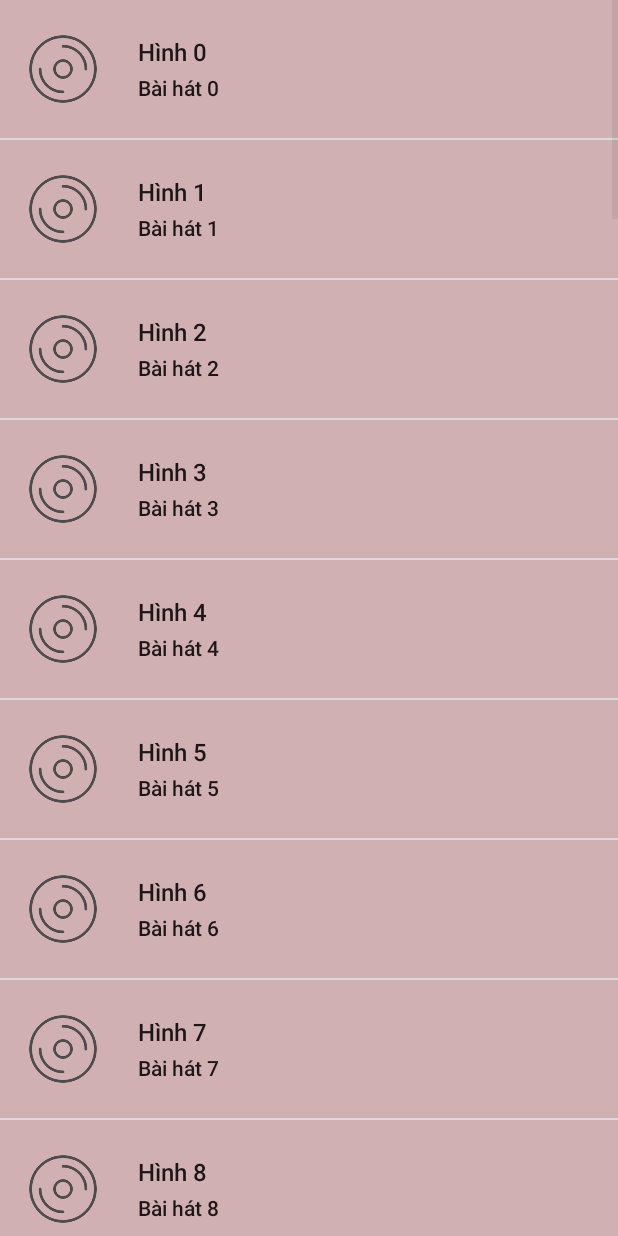
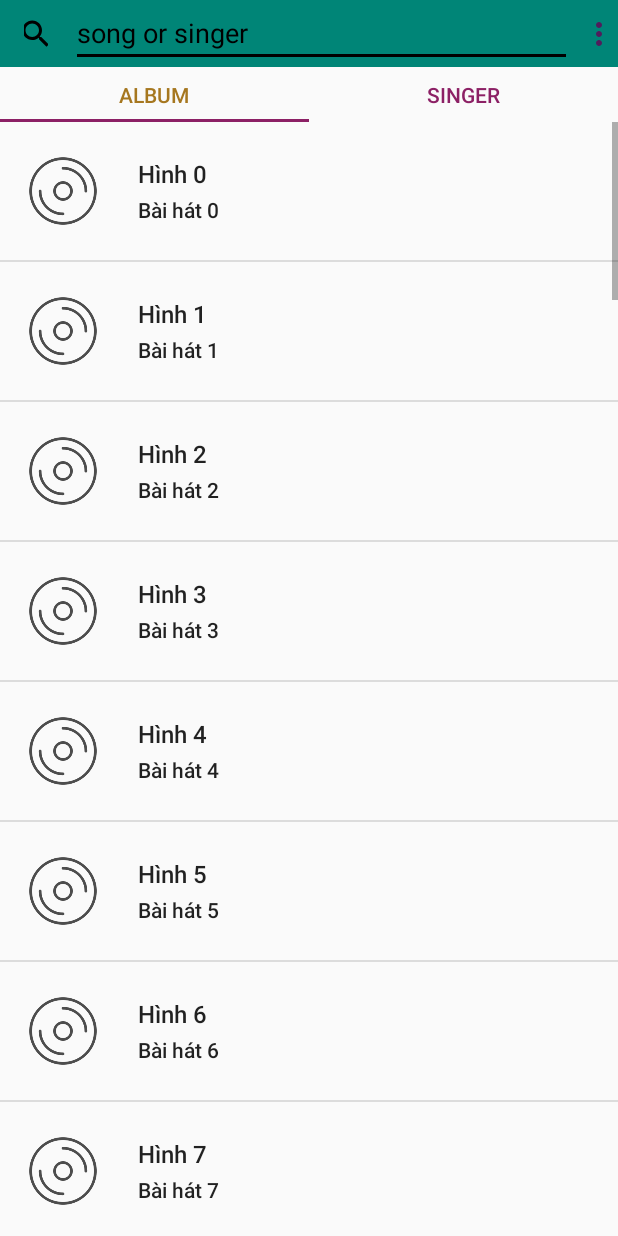
Before and after one commit to mirushi/BookLib, an Android app: the openListSong screen opened directly, with no data from a screen before it, on a phone screen of 412 x 824 dp. Run offline under Robolectric (Android 15) with nearby library versions, the phone set to English and light mode, and no system bars.

Commit message:
Màn hình nghe nhạc và danh sách bài hát

```diff
--- a/app/src/main/java/luubieunghi/lbn/booklib/Activity/openListSong.java
+++ b/app/src/main/java/luubieunghi/lbn/booklib/Activity/openListSong.java
@@ -1,47 +1,56 @@
 package luubieunghi.lbn.booklib.Activity;
 
 import android.content.Intent;
+import android.content.res.ColorStateList;
+import android.graphics.Color;
 import android.os.Bundle;
 import android.view.View;
 import android.widget.AdapterView;
-import android.widget.ListView;
 
 import androidx.appcompat.app.AppCompatActivity;
+import androidx.appcompat.widget.Toolbar;
+import androidx.viewpager.widget.ViewPager;
 
-import java.util.ArrayList;
-
-import luubieunghi.lbn.booklib.R;
-import luubieunghi.lbn.booklib.adapter.BaiHatAdapter;
-import luubieunghi.lbn.booklib.model.BaiHat;
-
-public class openListSong extends AppCompatActivity implements AdapterView.OnItemClickListener {
+import com.google.android.material.tabs.TabLayout;
 
 
-    private ListView lv_DanhSachBaiHat;
-    private ArrayList<BaiHat> arrayList;
-    private BaiHatAdapter adapter;
+import luubieunghi.lbn.booklib.Fragment.Listsong_Fragment;
+import luubieunghi.lbn.booklib.R;
+import luubieunghi.lbn.booklib.adapter.ListSongAdapter;
+
+public class openListSong extends AppCompatActivity {
+
+    Toolbar toolbar_listsong;
+    TabLayout tabLayout_ListSong;
+    ViewPager viewPager_ListSong;
+    ListSongAdapter adapter;
+
     @Override
     protected void onCreate(Bundle savedInstanceState) {
         super.onCreate(savedInstanceState);
         setContentView(R.layout.activity_open_list_song);
-        initListView();
-
+        addControls();
+        setUp();
+        addEvents();
     }
 
-    private void initListView() {
-        lv_DanhSachBaiHat=findViewById(R.id.lv_danhSachBaiHat);
-        arrayList=new ArrayList<>();
-        for(int i=0;i<50;i++){
-            arrayList.add(new BaiHat("Hình "+i,"Bài hát "+i,"Ca sĩ "+i));
-        }
-        adapter=new BaiHatAdapter(openListSong.this,R.layout.layout_song,arrayList);
-        lv_DanhSachBaiHat.setAdapter(adapter);
-        lv_DanhSachBaiHat.setOnItemClickListener(openListSong.this);
+    private void setUp() {
+        setSupportActionBar(toolbar_listsong);
+        adapter=new ListSongAdapter(getSupportFragmentManager());
+        adapter.addFragment(new Listsong_Fragment(),"Album");
+        adapter.addFragment(new Listsong_Fragment(),"Singer");
+        viewPager_ListSong.setAdapter(adapter);
+        tabLayout_ListSong.setupWithViewPager(viewPager_ListSong);
     }
 
-    @Override
-    public void onItemClick(AdapterView<?> parent, View view, int position, long id) {
-        Intent intent=new Intent(openListSong.this, MainActivity.class);
-        startActivity(intent);
+    private void addEvents() {
+        tabLayout_ListSong.setSelectedTabIndicatorColor(Color.parseColor("#8c2065"));
+        tabLayout_ListSong.setTabTextColors(Color.parseColor("#8c2065"), Color.parseColor("#a6771f"));
+    }
+
+    private void addControls() {
+        toolbar_listsong=findViewById(R.id.toolbar_listsong);
+        tabLayout_ListSong=findViewById(R.id.tablayout_listsong_type);
+        viewPager_ListSong=findViewById(R.id.viewpager_listsong);
     }
 }
--- /dev/null
+++ b/app/src/main/java/luubieunghi/lbn/booklib/Fragment/Listsong_Fragment.java
@@ -0,0 +1,51 @@
+package luubieunghi.lbn.booklib.Fragment;
+
+import android.content.Intent;
+import android.os.Bundle;
+import android.view.LayoutInflater;
+import android.view.View;
+import android.view.ViewGroup;
+import android.widget.AdapterView;
+import android.widget.ListView;
+
+import androidx.annotation.NonNull;
+import androidx.annotation.Nullable;
+import androidx.fragment.app.Fragment;
+
+import java.util.ArrayList;
+
+import luubieunghi.lbn.booklib.Activity.MainActivity;
+import luubieunghi.lbn.booklib.Activity.PlayMusic;
+import luubieunghi.lbn.booklib.Activity.openListSong;
+import luubieunghi.lbn.booklib.R;
+import luubieunghi.lbn.booklib.adapter.BaiHatAdapter;
+import luubieunghi.lbn.booklib.model.BaiHat;
+
+public class Listsong_Fragment extends Fragment implements AdapterView.OnItemClickListener {
+
+    View view;
+    private ListView lv_DanhSachBaiHat;
+    private ArrayList<BaiHat> arrayList;
+    private BaiHatAdapter adapter;
+
+    @Nullable
+    @Override
+    public View onCreateView(@NonNull LayoutInflater inflater, @Nullable ViewGroup container, @Nullable Bundle savedInstanceState) {
+        view=inflater.inflate(R.layout.fragment_listsong,container,false);
+        lv_DanhSachBaiHat=view.findViewById(R.id.lv_danhSachBaiHat);
+        arrayList=new ArrayList<>();
+        for(int i=0;i<50;i++){
+            arrayList.add(new BaiHat("Hình "+i,"Bài hát "+i,"Ca sĩ "+i));
+        }
+        adapter=new BaiHatAdapter(getActivity(),R.layout.item_song,arrayList);
+        lv_DanhSachBaiHat.setAdapter(adapter);
+        lv_DanhSachBaiHat.setOnItemClickListener(this);
+        return view;
+    }
+
+    @Override
+    public void onItemClick(AdapterView<?> parent, View view, int position, long id) {
+        Intent intent=new Intent(getActivity(), PlayMusic.class);
+        startActivity(intent);
+    }
+}
--- /dev/null
+++ b/app/src/main/java/luubieunghi/lbn/booklib/adapter/ListSongAdapter.java
@@ -0,0 +1,38 @@
+package luubieunghi.lbn.booklib.adapter;
+
+import androidx.annotation.Nullable;
+import androidx.fragment.app.Fragment;
+import androidx.fragment.app.FragmentManager;
+import androidx.fragment.app.FragmentPagerAdapter;
+
+import java.util.ArrayList;
+
+public class ListSongAdapter extends FragmentPagerAdapter {
+    ArrayList<Fragment> dsFgarment=new ArrayList<>();
+    ArrayList<String> dsTitle=new ArrayList<>();
+
+    public ListSongAdapter(FragmentManager fm) {
+        super(fm);
+    }
+
+    @Override
+    public Fragment getItem(int position) {
+        return dsFgarment.get(position);
+    }
+
+    @Override
+    public int getCount() {
+        return dsFgarment.size();
+    }
+
+    public void addFragment(Fragment fragment, String title){
+        dsFgarment.add(fragment);
+        dsTitle.add(title);
+    }
+
+    @Nullable
+    @Override
+    public CharSequence getPageTitle(int position) {
+        return dsTitle.get(position);
+    }
+}
--- /dev/null
+++ b/app/src/main/res/drawable/ic_search_black_24dp.xml
@@ -0,0 +1,9 @@
+<vector xmlns:android="http://schemas.android.com/apk/res/android"
+        android:width="24dp"
+        android:height="24dp"
+        android:viewportWidth="24.0"
+        android:viewportHeight="24.0">
+    <path
+        android:fillColor="#FF000000"
+        android:pathData="M15.5,14h-0.79l-0.28,-0.27C15.41,12.59 16,11.11 16,9.5 16,5.91 13.09,3 9.5,3S3,5.91 3,9.5 5.91,16 9.5,16c1.61,0 3.09,-0.59 4.23,-1.57l0.27,0.28v0.79l5,4.99L20.49,19l-4.99,-5zM9.5,14C7.01,14 5,11.99 5,9.5S7.01,5 9.5,5 14,7.01 14,9.5 11.99,14 9.5,14z"/>
+</vector>
--- a/app/src/main/res/layout/activity_close_notification.xml
+++ /dev/null
@@ -1,9 +0,0 @@
-<?xml version="1.0" encoding="utf-8"?>
-<androidx.constraintlayout.widget.ConstraintLayout xmlns:android="http://schemas.android.com/apk/res/android"
-    xmlns:app="http://schemas.android.com/apk/res-auto"
-    xmlns:tools="http://schemas.android.com/tools"
-    android:layout_width="match_parent"
-    android:layout_height="match_parent"
-    tools:context=".CloseNotification">
-
-</androidx.constraintlayout.widget.ConstraintLayout>
--- a/app/src/main/res/layout/activity_open_list_song.xml
+++ b/app/src/main/res/layout/activity_open_list_song.xml
@@ -4,14 +4,66 @@
     xmlns:tools="http://schemas.android.com/tools"
     android:layout_width="match_parent"
     android:layout_height="match_parent"
-    tools:context=".Activity.openListSong">
-    <ListView
+    tools:context=".Activity.openListSong"
+    android:orientation="vertical">
+  <LinearLayout
+      android:layout_width="match_parent"
+      android:layout_height="wrap_content"
+      android:layout_weight="1">
+      <androidx.appcompat.widget.Toolbar
+          android:layout_width="match_parent"
+          android:layout_height="wrap_content"
+          android:id="@+id/toolbar_listsong"
+          app:title=""
+          android:background="@color/colorPrimary">
+          <LinearLayout
+              android:layout_width="match_parent"
+              android:layout_height="match_parent"
+              android:orientation="horizontal">
+              <ImageButton
+                  android:background="@null"
+                  android:layout_width="wrap_content"
+                  android:layout_height="match_parent"
+                  android:src="@drawable/ic_search_black_24dp"
+                  android:layout_marginRight="15dp"
+                  android:layout_weight="1">
+              </ImageButton>
+              <EditText
+                  android:layout_width="match_parent"
+                  android:layout_height="match_parent"
+                  android:textColorHint="#000000"
+                  android:hint="song or singer"
+                  android:singleLine="true"
+                  android:layout_weight="6"
+                  android:layout_marginRight="10dp"
+                  android:backgroundTint="#000000"
+                  android:textCursorDrawable="@xml/cusor_color"
+                  >
+              </EditText>
+              <ImageButton
+                  android:layout_width="wrap_content"
+                  android:layout_height="match_parent"
+                  android:src="@drawable/ic_more_vert_black_24dp"
+                  android:layout_marginRight="5dp"
+                  android:background="@null"
+                  android:layout_marginLeft="0dp"                  android:layout_weight="1"
+                  >
+              </ImageButton>
+          </LinearLayout>
+      </androidx.appcompat.widget.Toolbar>
+  </LinearLayout>
+
+    <com.google.android.material.tabs.TabLayout
         android:layout_width="match_parent"
-        android:layout_height="match_parent"
-        android:id="@+id/lv_danhSachBaiHat"
-        android:theme="@style/Platform.MaterialComponents.Light"
-        tools:listheader="@layout/nav_header"
-        >
-    </ListView>
+        android:layout_height="wrap_content"
+        android:id="@+id/tablayout_listsong_type"
+        android:layout_weight="1">
+    </com.google.android.material.tabs.TabLayout>
 
+    <androidx.viewpager.widget.ViewPager
+        android:layout_width="match_parent"
+        android:layout_height="wrap_content"
+        android:layout_weight="7"
+        android:id="@+id/viewpager_listsong">
+    </androidx.viewpager.widget.ViewPager>
 </LinearLayout>
--- /dev/null
+++ b/app/src/main/res/layout/fragment_listsong.xml
@@ -0,0 +1,16 @@
+<?xml version="1.0" encoding="utf-8"?>
+<LinearLayout xmlns:android="http://schemas.android.com/apk/res/android"
+    android:layout_width="match_parent"
+    android:layout_height="match_parent"
+    xmlns:tools="http://schemas.android.com/tools"
+    android:orientation="vertical">
+    <ListView
+        android:layout_width="match_parent"
+        android:layout_height="match_parent"
+        android:id="@+id/lv_danhSachBaiHat"
+        android:theme="@style/Platform.MaterialComponents.Light"
+        tools:listheader="@layout/nav_header"
+        >
+    </ListView>
+
+</LinearLayout>
--- a/app/src/main/res/layout/layout_song.xml
+++ b/app/src/main/res/layout/item_song.xml
@@ -1,7 +1,6 @@
 <?xml version="1.0" encoding="utf-8"?>
 <LinearLayout android:layout_width="fill_parent"
     android:layout_height="70dp"
-    android:background="#d1b0b2"
     android:gravity="center_vertical"
     android:orientation="horizontal"
     android:paddingTop="16dp"
--- /dev/null
+++ b/app/src/main/res/xml/cusor_color.xml
@@ -0,0 +1,6 @@
+<?xml version="1.0" encoding="utf-8"?>
+<shape xmlns:android="http://schemas.android.com/apk/res/android">
+    <size android:width="1dp"></size>
+    <solid android:color="#8c2065">
+    </solid>
+</shape>
```
